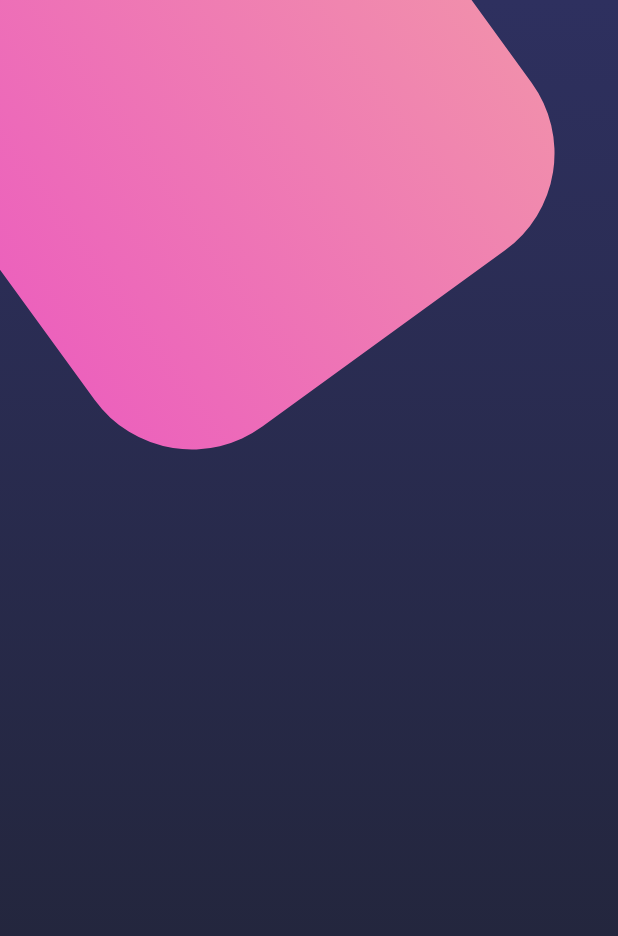
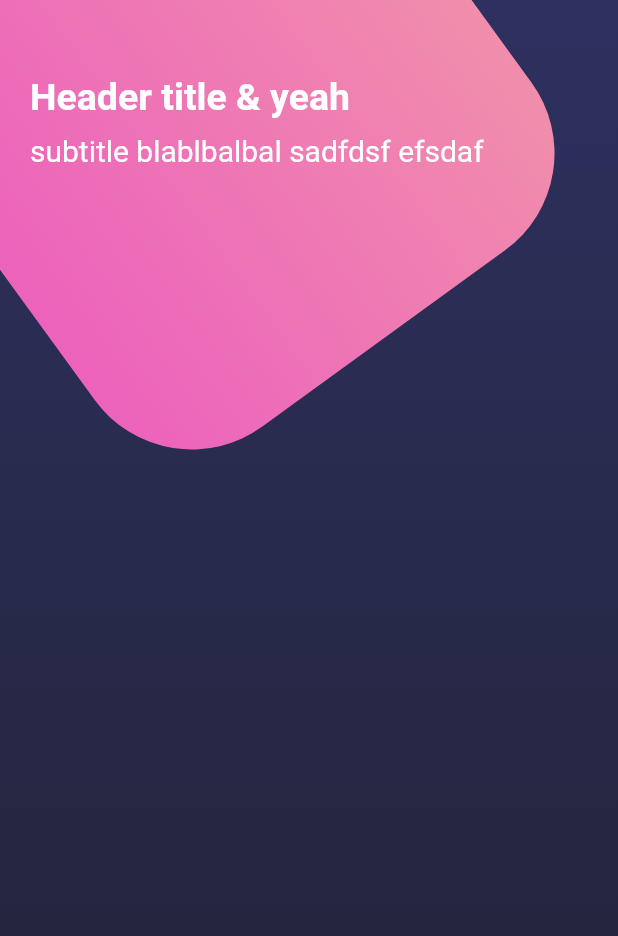
Before and after one commit to fperezco/flutter_design_practice_1, a Flutter app: the screen it shows after launch, on a phone screen of 412 x 824 dp. Shown: the top 936 px of the screen. Run offline on Flutter 3.47's test engine with Material 2 defaults, Android fonts, the phone set to English and light mode, and no system bars.

Commit message:
add titles to grid page

```diff
--- a/lib/main.dart
+++ b/lib/main.dart
@@ -1,4 +1,5 @@
 import 'package:flutter/material.dart';
+import 'package:flutter/services.dart';
 import 'package:flutter_design_practice_1/src/screens/basic_page.dart';
 import 'package:flutter_design_practice_1/src/screens/grid_page.dart';
 import 'package:flutter_design_practice_1/src/screens/scroll_design_page.dart';
@@ -10,13 +11,16 @@ class MyApp extends StatelessWidget {
 
   @override
   Widget build(BuildContext context) {
+    SystemChrome.setSystemUIOverlayStyle(SystemUiOverlayStyle.light); // put the bar in white ( hour, notification bar, etc..)
     return MaterialApp(
       debugShowCheckedModeBanner: false,
       title: 'Designs...',
       initialRoute: 'grid_page',
       routes: {
-        'basic_design': (_) => BasicScreen(), //remove context due to not needed..
-        'scroll_design': (_) => ScrollDesignPage(), //remove context due to not needed..
+        'basic_design': (_) =>
+            BasicScreen(), //remove context due to not needed..
+        'scroll_design': (_) =>
+            ScrollDesignPage(), //remove context due to not needed..
         'grid_page': (_) => GridPage(), //remove context due to not needed..
       },
     );
--- a/lib/src/screens/grid_page.dart
+++ b/lib/src/screens/grid_page.dart
@@ -1,5 +1,7 @@
 import 'package:flutter/material.dart';
 import 'package:flutter_design_practice_1/src/widgets/customBackground.dart';
+
+import '../widgets/page_title.dart';
 
 
 class GridPage extends StatelessWidget {
@@ -11,8 +13,24 @@ class GridPage extends StatelessWidget {
       body: Stack(
         children: [
           CustomBackground(),
+          _HomeBody(),
         ],
       ),
     );
   }
 }
+
+class _HomeBody extends StatelessWidget {
+  const _HomeBody({super.key});
+
+  @override
+  Widget build(BuildContext context) {
+    return SingleChildScrollView(
+      child: Column(
+        children: [
+          PageTitle(),
+        ],
+      )
+    );
+  }
+}
--- /dev/null
+++ b/lib/src/widgets/page_title.dart
@@ -0,0 +1,26 @@
+import 'package:flutter/material.dart';
+
+class PageTitle extends StatelessWidget {
+  const PageTitle({super.key});
+
+  @override
+  Widget build(BuildContext context) {
+    return SafeArea(
+      bottom: false,
+      child: Container(
+            margin: const EdgeInsets.only(
+              left: 20.0,
+              top: 50.0,
+              right: 0.0,
+              bottom: 0.0,
+            ),
+          child: Column(
+            crossAxisAlignment: CrossAxisAlignment.start,
+            children: [
+            Text("Header title & yeah", style: TextStyle(color: Colors.white,fontSize: 25.0,fontWeight: FontWeight.bold)),
+            SizedBox(height: 10.0),
+            Text("subtitle blablbalbal sadfdsf efsdaf ",style: TextStyle(color: Colors.white,fontSize: 20.0))]),
+        ),
+    );
+  }
+}
```
